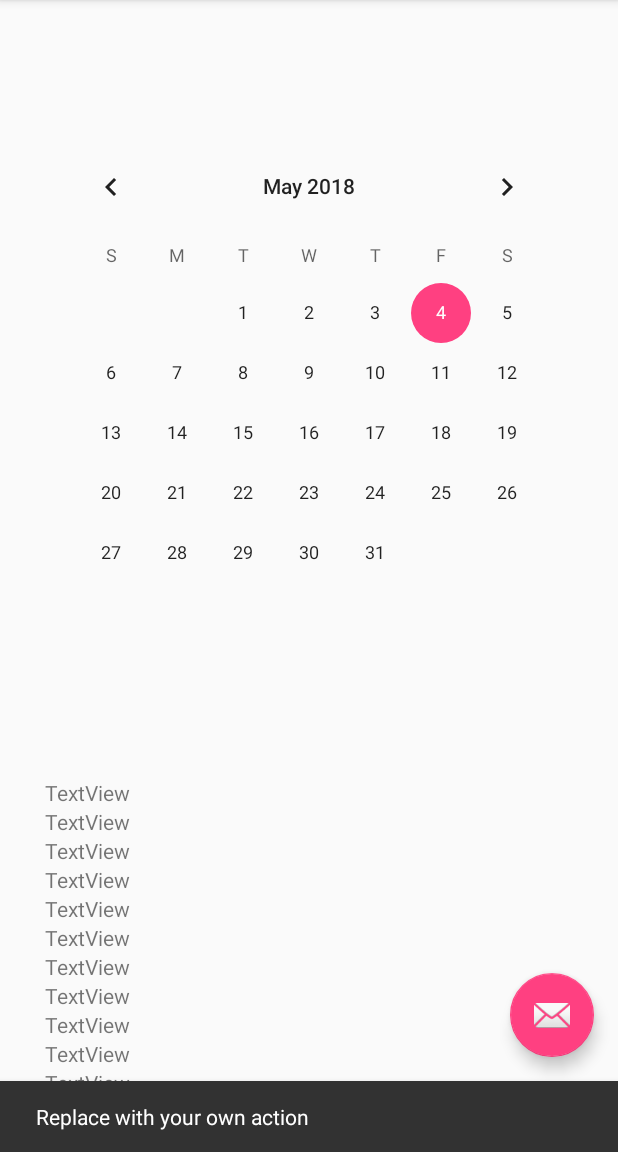
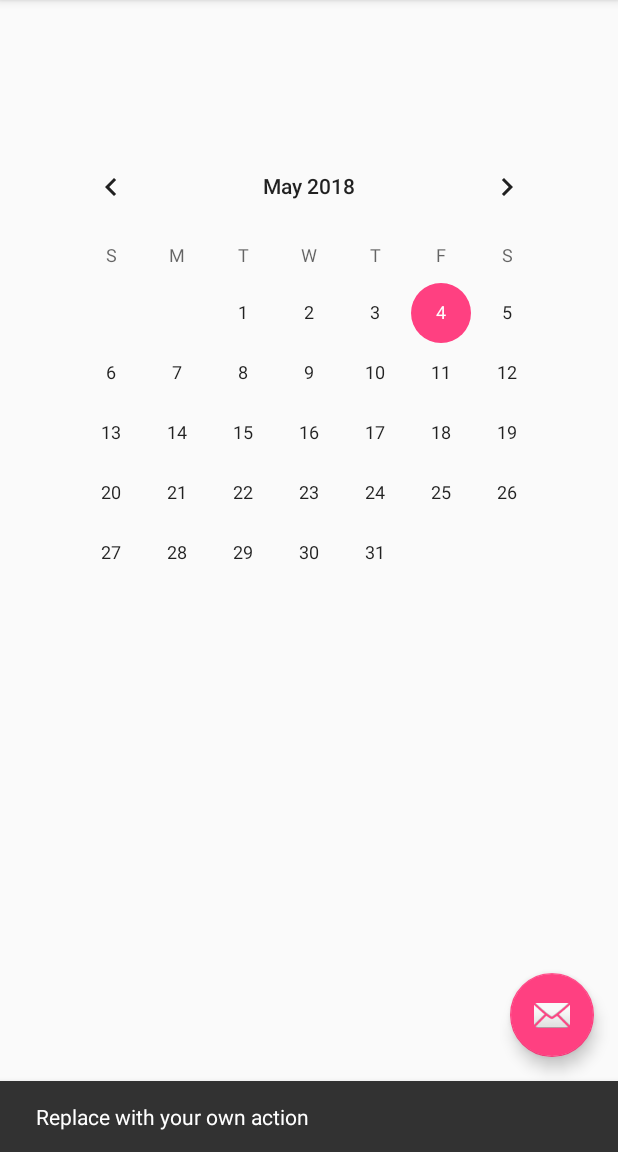
Before and after one commit to Gnagnom94/HouseworkCalendar, an Android app: the screen it shows after launch (SchermataIniziale), after a tap on an icon or button, on a phone screen of 412 x 824 dp, the part 84-1236 px from its top. Run offline under Robolectric (Android 15) with nearby library versions, the phone set to English and light mode, and no system bars.

Commit message:
Eliminazione TextView e modifica dei nomi

```diff
--- a/app/src/main/res/layout/content_schermata_iniziale.xml
+++ b/app/src/main/res/layout/content_schermata_iniziale.xml
@@ -9,20 +9,20 @@
     tools:showIn="@layout/activity_schermata_iniziale">
 
     <CalendarView
-        android:id="@+id/calendarView2"
+        android:id="@+id/calendarView"
         android:layout_width="wrap_content"
         android:layout_height="wrap_content"
         android:layout_marginBottom="8dp"
         android:layout_marginEnd="8dp"
         android:layout_marginStart="8dp"
         android:layout_marginTop="8dp"
-        app:layout_constraintBottom_toTopOf="@+id/scrollView6"
+        app:layout_constraintBottom_toTopOf="@+id/scrollViewSettimana"
         app:layout_constraintEnd_toEndOf="parent"
         app:layout_constraintStart_toStartOf="parent"
         app:layout_constraintTop_toTopOf="parent" />
 
     <ScrollView
-        android:id="@+id/scrollView6"
+        android:id="@+id/scrollViewSettimana"
         android:layout_width="352dp"
         android:layout_height="241dp"
         android:layout_marginBottom="8dp"
@@ -37,101 +37,6 @@
             android:layout_height="wrap_content"
             android:orientation="vertical" >
 
-            <TextView
-                android:id="@+id/textView35"
-                android:layout_width="match_parent"
-                android:layout_height="wrap_content"
-                android:text="TextView" />
-
-            <TextView
-                android:id="@+id/textView34"
-                android:layout_width="match_parent"
-                android:layout_height="wrap_content"
-                android:text="TextView" />
-
-            <TextView
-                android:id="@+id/textView33"
-                android:layout_width="match_parent"
-                android:layout_height="wrap_content"
-                android:text="TextView" />
-
-            <TextView
-                android:id="@+id/textView32"
-                android:layout_width="match_parent"
-                android:layout_height="wrap_content"
-                android:text="TextView" />
-
-            <TextView
-                android:id="@+id/textView31"
-                android:layout_width="match_parent"
-                android:layout_height="wrap_content"
-                android:text="TextView" />
-
-            <TextView
-                android:id="@+id/textView30"
-                android:layout_width="match_parent"
-                android:layout_height="wrap_content"
-                android:text="TextView" />
-
-            <TextView
-                android:id="@+id/textView29"
-                android:layout_width="match_parent"
-                android:layout_height="wrap_content"
-                android:text="TextView" />
-
-            <TextView
-                android:id="@+id/textView28"
-                android:layout_width="match_parent"
-                android:layout_height="wrap_content"
-                android:text="TextView" />
-
-            <TextView
-                android:id="@+id/textView27"
-                android:layout_width="match_parent"
-                android:layout_height="wrap_content"
-                android:text="TextView" />
-
-            <TextView
-                android:id="@+id/textView26"
-                android:layout_width="match_parent"
-                android:layout_height="wrap_content"
-                android:text="TextView" />
-
-            <TextView
-                android:id="@+id/textView25"
-                android:layout_width="match_parent"
-                android:layout_height="wrap_content"
-                android:text="TextView" />
-
-            <TextView
-                android:id="@+id/textView24"
-                android:layout_width="match_parent"
-                android:layout_height="wrap_content"
-                android:text="TextView" />
-
-            <TextView
-                android:id="@+id/textView23"
-                android:layout_width="match_parent"
-                android:layout_height="wrap_content"
-                android:text="TextView" />
-
-            <TextView
-                android:id="@+id/textView22"
-                android:layout_width="match_parent"
-                android:layout_height="wrap_content"
-                android:text="TextView" />
-
-            <TextView
-                android:id="@+id/textView21"
-                android:layout_width="match_parent"
-                android:layout_height="wrap_content"
-                android:text="TextView" />
-
-            <TextView
-                android:id="@+id/textView20"
-                android:layout_width="match_parent"
-                android:layout_height="wrap_content"
-                android:text="TextView" />
         </LinearLayout>
     </ScrollView>
 </android.support.constraint.ConstraintLayout>
```
